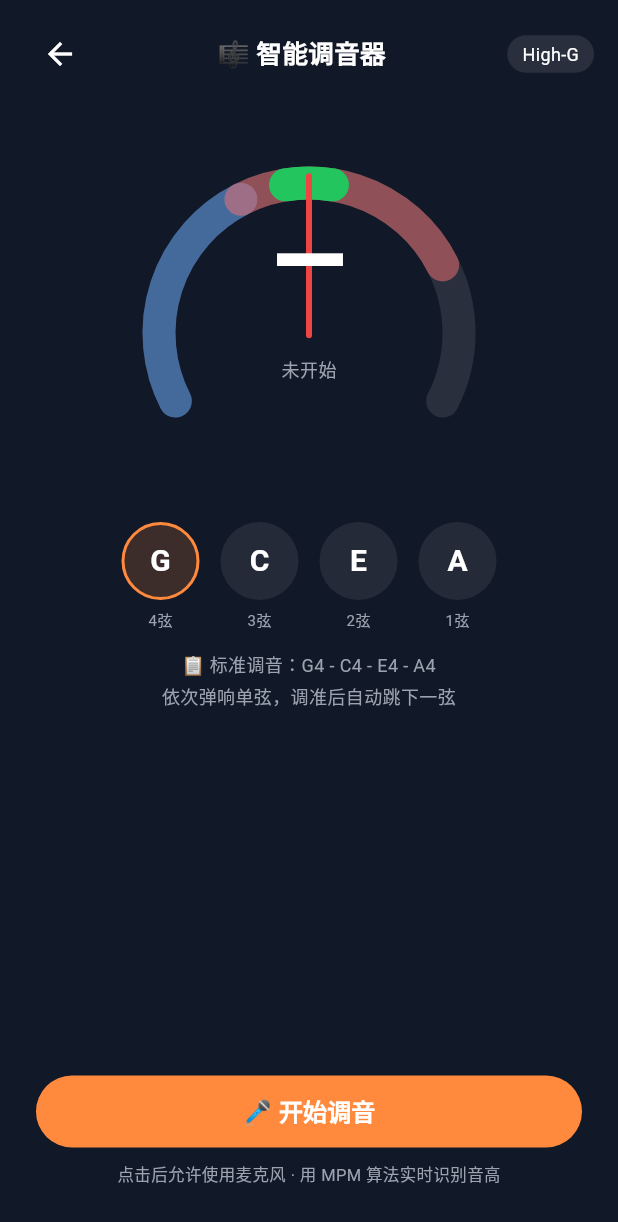
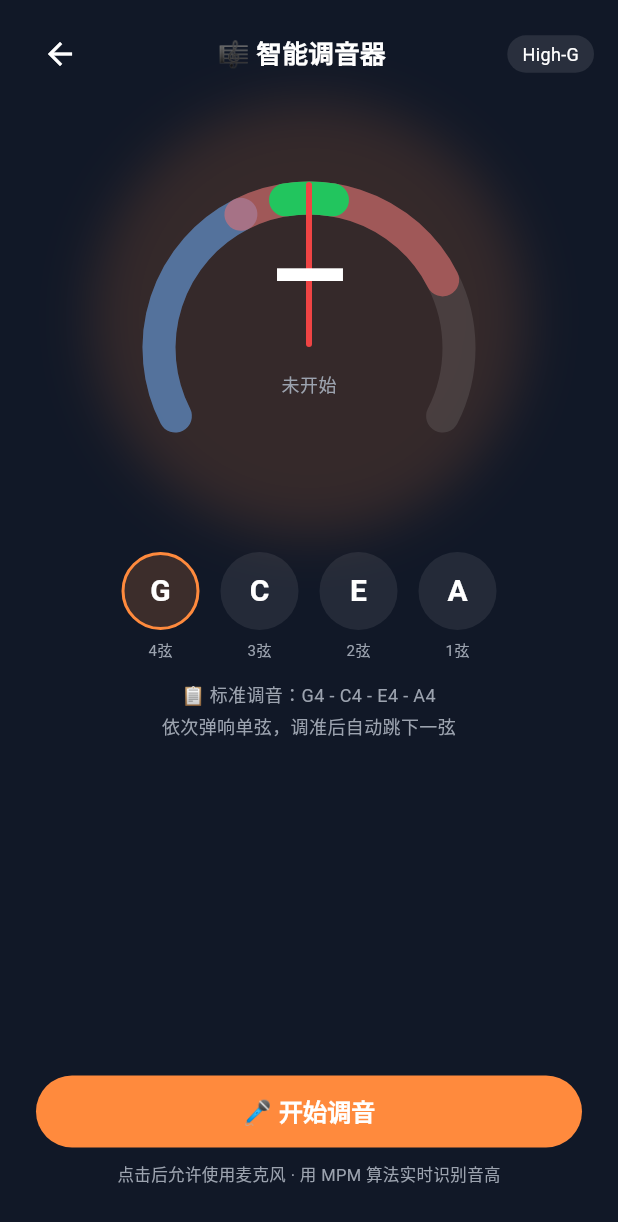
Before and after one commit to yyd841122/ukulele-glm, a Flutter app: the screen it shows after launch, after a tap on "调音器", on a phone screen of 412 x 824 dp. Shown: the top 1222 px of the screen. Run offline on Flutter 3.47's test engine with Material 3 defaults, Android fonts, the phone set to English and light mode, and no system bars; our stand-ins replace audioplayers, flutter_riverpod, shared_preferences, web; missing offline and left inert: dart:js_interop, fftea, record.

Commit message:
feat: UI 美化第二轮 - 曲谱库+调音器+我的页
曲谱库:
- 搜索框加阴影
- 筛选条选中态改渐变背景
- 歌曲封面加彩色阴影+大圆角

调音器:
- 表盘外圈发光效果（调准时绿色光/未调准橙色光）

我的页:
- 头部渐变升级为日落渐变(紫橙)
- 头像加白色边框+阴影

```diff
--- a/src/lib/features/me/me_page.dart
+++ b/src/lib/features/me/me_page.dart
@@ -29,13 +29,20 @@ class MePage extends ConsumerWidget {
             Container(
               width: double.infinity,
               padding: const EdgeInsets.fromLTRB(16, 50, 16, 70),
-              decoration: const BoxDecoration(gradient: AppColors.brandGradient),
+              decoration: const BoxDecoration(gradient: AppColors.sunsetGradient),
               child: Column(
                 children: [
-                  const CircleAvatar(
-                    radius: 36,
-                    backgroundColor: Colors.white24,
-                    child: Text('🧑', style: TextStyle(fontSize: 36)),
+                  Container(
+                    decoration: BoxDecoration(
+                      shape: BoxShape.circle,
+                      border: Border.all(color: Colors.white.withValues(alpha: 0.4), width: 3),
+                      boxShadow: AppSpacing.shadowMedium,
+                    ),
+                    child: const CircleAvatar(
+                      radius: 36,
+                      backgroundColor: Colors.white24,
+                      child: Text('🧑', style: TextStyle(fontSize: 36)),
+                    ),
                   ),
                   const SizedBox(height: 8),
                   const Text('尤克里里爱好者',
--- a/src/lib/features/practice/tuner_page.dart
+++ b/src/lib/features/practice/tuner_page.dart
@@ -436,7 +436,20 @@ class _Dial extends StatelessWidget {
     // -50..+50 → -60..+60 度
     final angle = (cents * 1.2).clamp(-60.0, 60.0) * math.pi / 180;
 
-    return SizedBox(
+    return Container(
+      width: 280,
+      height: 280,
+      decoration: BoxDecoration(
+        shape: BoxShape.circle,
+        boxShadow: [
+          BoxShadow(
+            color: (inTune ? AppColors.ok : AppColors.orange).withValues(alpha: 0.15),
+            blurRadius: 30,
+            spreadRadius: 5,
+          ),
+        ],
+      ),
+      child: SizedBox(
       width: 260,
       height: 260,
       child: Stack(
@@ -515,6 +528,7 @@ class _Dial extends StatelessWidget {
           ),
         ],
       ),
+      ),
     );
   }
 }
--- a/src/lib/features/songs/songs_page.dart
+++ b/src/lib/features/songs/songs_page.dart
@@ -64,7 +64,8 @@ class SongsPage extends ConsumerWidget {
                 Container(
                   decoration: BoxDecoration(
                     color: Colors.white,
-                    borderRadius: BorderRadius.circular(AppTheme.rBtn),
+                    borderRadius: BorderRadius.circular(AppSpacing.smallRadius),
+                    boxShadow: AppSpacing.shadowLow,
                   ),
                   padding: const EdgeInsets.symmetric(horizontal: 12),
                   child: TextField(
@@ -98,14 +99,10 @@ class SongsPage extends ConsumerWidget {
                       padding:
                           const EdgeInsets.symmetric(horizontal: 14, vertical: 6),
                       decoration: BoxDecoration(
-                      color: selected ? AppColors.orange : Colors.white,
+                        gradient: selected ? AppColors.brandGradient : null,
+                        color: selected ? null : Colors.white,
                         borderRadius: BorderRadius.circular(999),
-                      boxShadow: const [
-                        BoxShadow(
-                            color: Color(0x1A000000),
-                            blurRadius: 6,
-                            offset: Offset(0, 1)),
-                      ],
+                        boxShadow: AppSpacing.shadowLow,
                       ),
                     child: Text(c.label,
                         style: TextStyle(
@@ -160,7 +157,7 @@ class _SongRow extends ConsumerWidget {
             MaterialPageRoute(builder: (_) => SongDetailPage(song: song)));
       },
       child: Padding(
-        padding: const EdgeInsets.symmetric(horizontal: 16, vertical: 8),
+        padding: const EdgeInsets.symmetric(horizontal: 16, vertical: 6),
         child: Row(
           children: [
             // 封面
@@ -174,7 +171,8 @@ class _SongRow extends ConsumerWidget {
                         begin: Alignment.topLeft,
                         end: Alignment.bottomRight,
                         colors: [song.color, song.colorLight]),
-                    borderRadius: BorderRadius.circular(12),
+                    borderRadius: BorderRadius.circular(14),
+                    boxShadow: AppSpacing.coloredShadow(song.color),
                   ),
                   alignment: Alignment.center,
                   child: Text(song.emoji, style: const TextStyle(fontSize: 24)),
```
Lines whose indentation alone changed are shown as unchanged.
